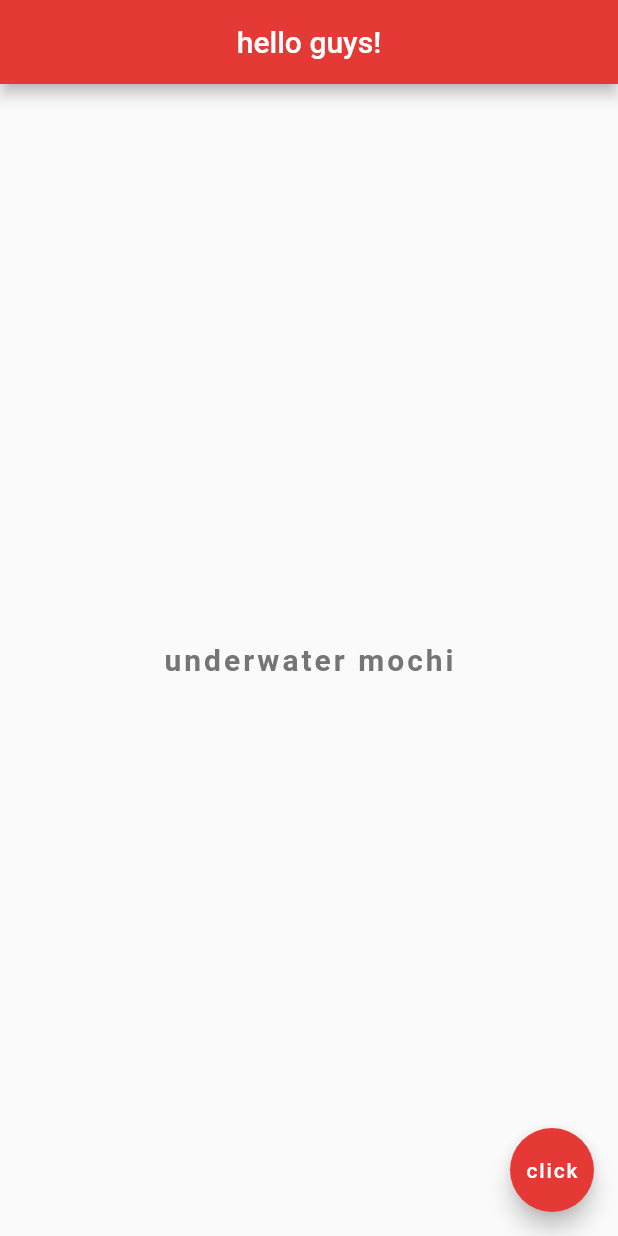
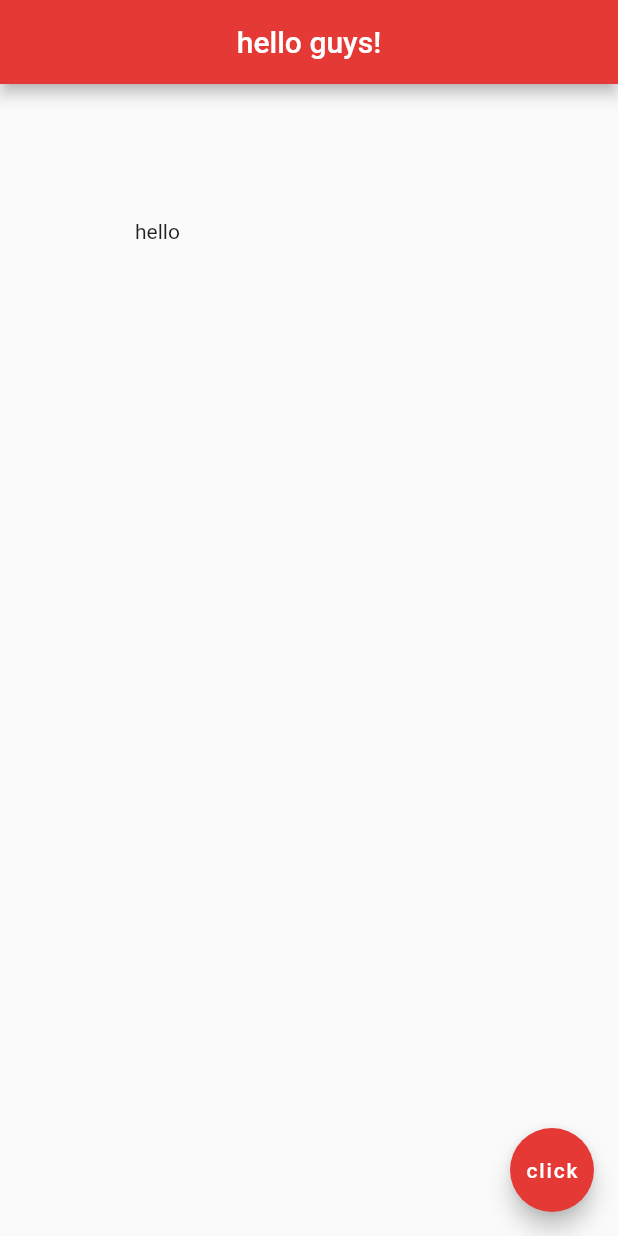
Before and after one commit to jinwoov/Sandbox-Flutter, a Flutter app: the screen it shows after launch, on a phone screen of 412 x 824 dp. Run offline on Flutter 3.47's test engine with Material 2 defaults, Android fonts, the phone set to English and light mode, and no system bars.

```diff
--- a/myapp1/lib/main.dart
+++ b/myapp1/lib/main.dart
@@ -1,28 +1,27 @@
 import 'package:flutter/material.dart';
 
 void main() => runApp(MaterialApp(
-  home: Scaffold(
+  home: Home(),
+));
+
+class Home extends StatelessWidget {
+  @override
+  Widget build(BuildContext context) {
+    return Scaffold(
         appBar: AppBar(
           title: Text('hello guys!'),
           centerTitle: true,
           backgroundColor: Colors.red[600],
         ),
-    body: Center(
-      child: Text(
-        'underwater mochi',
-        style: TextStyle(
-          fontSize: 20.0,
-          fontWeight: FontWeight.bold,
-          letterSpacing: 2.0,
-          color: Colors.grey[600],
-          fontFamily: 'Roboto',
-        ),
-      ),
+        body: Padding(
+          padding: EdgeInsets.all(90.0),
+          child: Text('hello')
         ),
         floatingActionButton: FloatingActionButton(
           onPressed: () {},
           child: Text('click'),
           backgroundColor: Colors.red[600],
         )
-  ),
-));
+    );
+  }
+}
--- a/myapp1/pubspec.yaml
+++ b/myapp1/pubspec.yaml
@@ -41,9 +41,8 @@ flutter:
   uses-material-design: true
 
   # To add assets to your application, add an assets section, like this:
-  # assets:
-  #  - images/a_dot_burr.jpeg
-  #  - images/a_dot_ham.jpeg
+  assets:
+    - assets/
 
   # An image asset can refer to one or more resolution-specific "variants", see
   # https://flutter.dev/assets-and-images/#resolution-aware.
```
Also changed, not shown: myapp1/assets/seoul.jpg (added), myapp1/assets/seoul2.jpg (added), 1 other file. Lines whose indentation alone changed are shown as unchanged.
